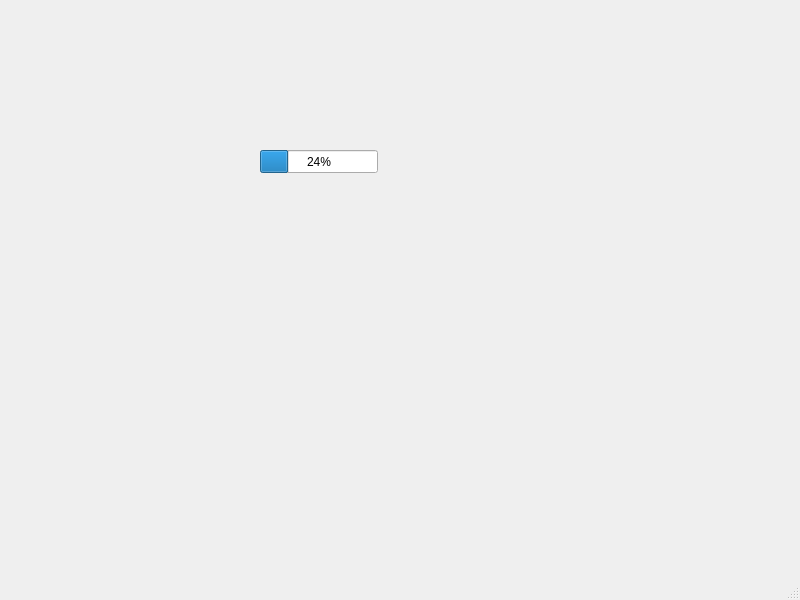
Above: ui/pfileform.ui from liricliu/Pisces before the change. Below: the same form after it.
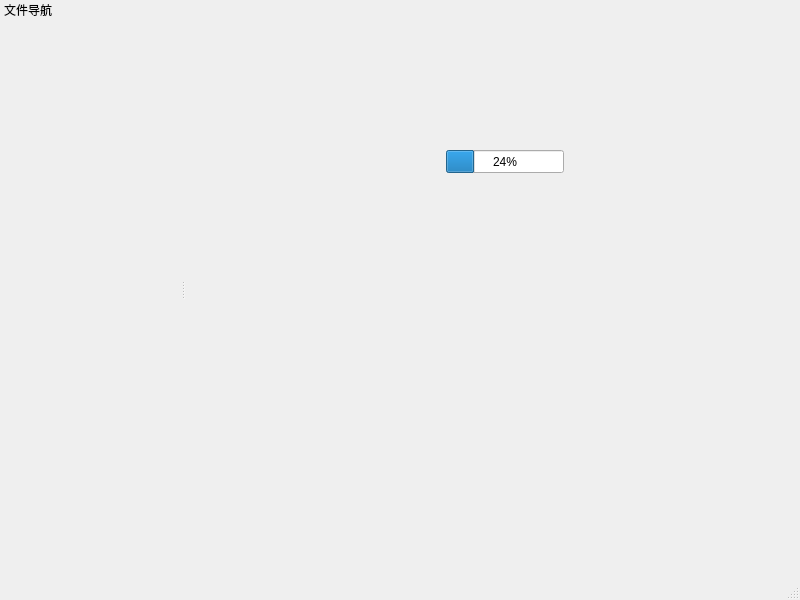
That is the form after the change.

The edit to the form file:
```diff
--- a/ui/pfileform.ui
+++ b/ui/pfileform.ui
@@ -29,6 +29,27 @@
    </widget>
   </widget>
   <widget class="QStatusBar" name="statusbar"/>
+  <widget class="QDockWidget" name="dockWidget">
+   <property name="minimumSize">
+    <size>
+     <width>180</width>
+     <height>33</height>
+    </size>
+   </property>
+   <property name="features">
+    <set>QDockWidget::NoDockWidgetFeatures</set>
+   </property>
+   <property name="allowedAreas">
+    <set>Qt::LeftDockWidgetArea</set>
+   </property>
+   <property name="windowTitle">
+    <string>文件导航</string>
+   </property>
+   <attribute name="dockWidgetArea">
+    <number>1</number>
+   </attribute>
+   <widget class="QWidget" name="dockWidgetContents"/>
+  </widget>
  </widget>
  <resources/>
  <connections/>
```
